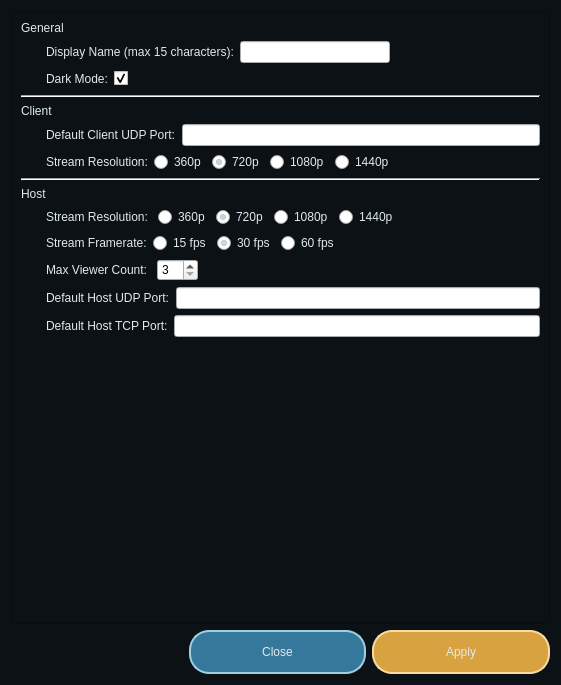
First picture: the form in app/home/settingswindow.ui, repository erakai/Mercury, before the edit.
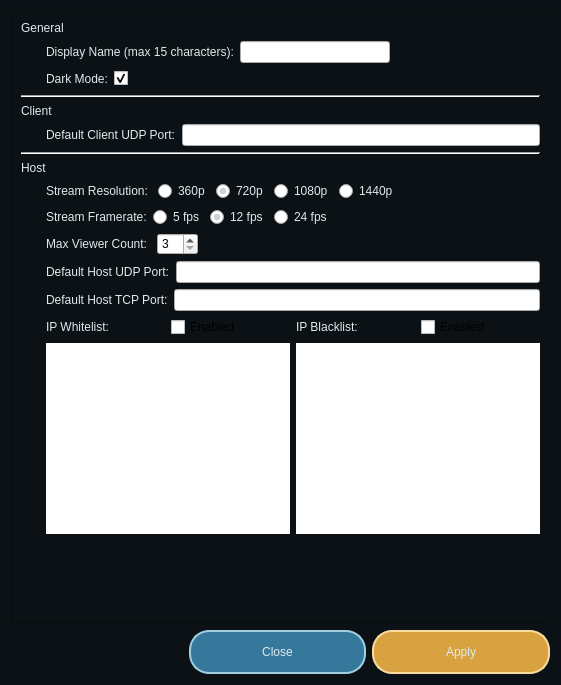
Second picture: the form after the edit.

Commit message: add whitelist/blacklist to settings

Patch:
```diff
--- a/app/home/settingswindow.ui
+++ b/app/home/settingswindow.ui
@@ -52,6 +52,7 @@
 	fill:  rgb(223, 234, 237);
 }
 
+QTextEdit { border: 1px solid white; }
 
 QDialog#SettingsWindow {
 	background-color: rgb(11, 17, 20);
@@ -82,7 +83,7 @@
         <x>0</x>
         <y>0</y>
         <width>535</width>
-        <height>541</height>
+        <height>595</height>
        </rect>
       </property>
       <layout class="QGridLayout" name="gridLayout">
@@ -133,73 +134,6 @@
              </item>
             </layout>
            </item>
-           <item>
-            <layout class="QHBoxLayout" name="horizontalLayout_7">
-             <item>
-              <widget class="QLabel" name="clientStreamResolutionLabel">
-               <property name="text">
-                <string>Stream Resolution:</string>
-               </property>
-              </widget>
-             </item>
-             <item>
-              <widget class="QRadioButton" name="clientStreamResolutionRadio1">
-               <property name="text">
-                <string>360p</string>
-               </property>
-               <attribute name="buttonGroup">
-                <string notr="true">clientStreamResolutionButtonGroup</string>
-               </attribute>
-              </widget>
-             </item>
-             <item>
-              <widget class="QRadioButton" name="clientStreamResolutionRadio2">
-               <property name="text">
-                <string>720p</string>
-               </property>
-               <property name="checked">
-                <bool>true</bool>
-               </property>
-               <attribute name="buttonGroup">
-                <string notr="true">clientStreamResolutionButtonGroup</string>
-               </attribute>
-              </widget>
-             </item>
-             <item>
-              <widget class="QRadioButton" name="clientStreamResolutionRadio3">
-               <property name="text">
-                <string>1080p</string>
-               </property>
-               <attribute name="buttonGroup">
-                <string notr="true">clientStreamResolutionButtonGroup</string>
-               </attribute>
-              </widget>
-             </item>
-             <item>
-              <widget class="QRadioButton" name="clientStreamResolutionRadio4">
-               <property name="text">
-                <string>1440p</string>
-               </property>
-               <attribute name="buttonGroup">
-                <string notr="true">clientStreamResolutionButtonGroup</string>
-               </attribute>
-              </widget>
-             </item>
-             <item>
-              <spacer name="horizontalSpacer_4">
-               <property name="orientation">
-                <enum>Qt::Orientation::Horizontal</enum>
-               </property>
-               <property name="sizeHint" stdset="0">
-                <size>
-                 <width>40</width>
-                 <height>20</height>
-                </size>
-               </property>
-              </spacer>
-             </item>
-            </layout>
-           </item>
           </layout>
          </item>
         </layout>
@@ -349,7 +283,7 @@
              <item>
               <widget class="QRadioButton" name="streamFramerateRadio1">
                <property name="text">
-                <string>15 fps</string>
+                <string>5 fps</string>
                </property>
                <attribute name="buttonGroup">
                 <string notr="true">hostStreamFramerateButtonGroup</string>
@@ -359,7 +293,7 @@
              <item>
               <widget class="QRadioButton" name="streamFramerateRadio2">
                <property name="text">
-                <string>30 fps</string>
+                <string>12 fps</string>
                </property>
                <property name="checked">
                 <bool>true</bool>
@@ -372,7 +306,7 @@
              <item>
               <widget class="QRadioButton" name="streamFramerateRadio3">
                <property name="text">
-                <string>60 fps</string>
+                <string>24 fps</string>
                </property>
                <attribute name="buttonGroup">
                 <string notr="true">hostStreamFramerateButtonGroup</string>
@@ -453,6 +387,44 @@
              </item>
             </layout>
            </item>
+           <item>
+            <layout class="QGridLayout" name="gridLayout_2">
+             <item row="1" column="0">
+              <widget class="QLabel" name="label_3">
+               <property name="text">
+                <string>IP Whitelist:</string>
+               </property>
+              </widget>
+             </item>
+             <item row="1" column="2">
+              <widget class="QLabel" name="label_2">
+               <property name="text">
+                <string>IP Blacklist:</string>
+               </property>
+              </widget>
+             </item>
+             <item row="2" column="0" colspan="2">
+              <widget class="QTextEdit" name="whitelist_text"/>
+             </item>
+             <item row="1" column="1">
+              <widget class="QCheckBox" name="whitelist_checkbox">
+               <property name="text">
+                <string>Enabled</string>
+               </property>
+              </widget>
+             </item>
+             <item row="1" column="3">
+              <widget class="QCheckBox" name="blacklist_checkbox">
+               <property name="text">
+                <string>Enabled</string>
+               </property>
+              </widget>
+             </item>
+             <item row="2" column="2" colspan="2">
+              <widget class="QTextEdit" name="blacklist_text"/>
+             </item>
+            </layout>
+           </item>
           </layout>
          </item>
         </layout>
@@ -547,7 +519,7 @@
          <property name="sizeHint" stdset="0">
           <size>
            <width>20</width>
-           <height>40</height>
+           <height>80</height>
           </size>
          </property>
         </spacer>
```
Left out of the diff: 2 changed lines with no effect on the pictures. The commit also changes 7 other files.
